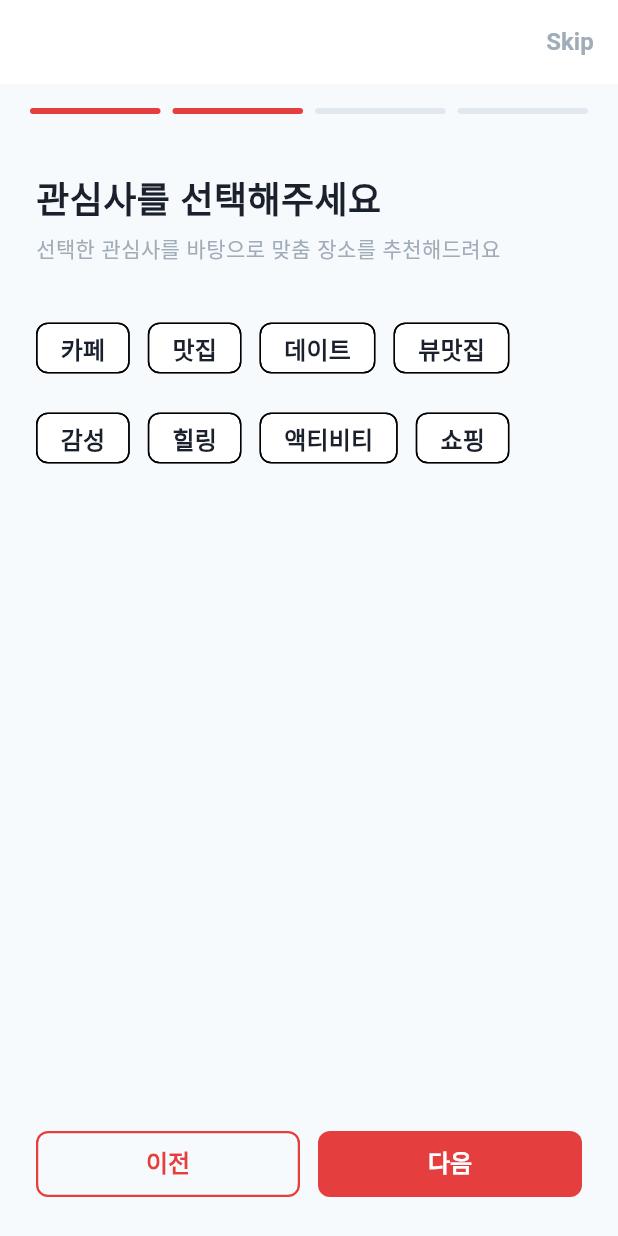
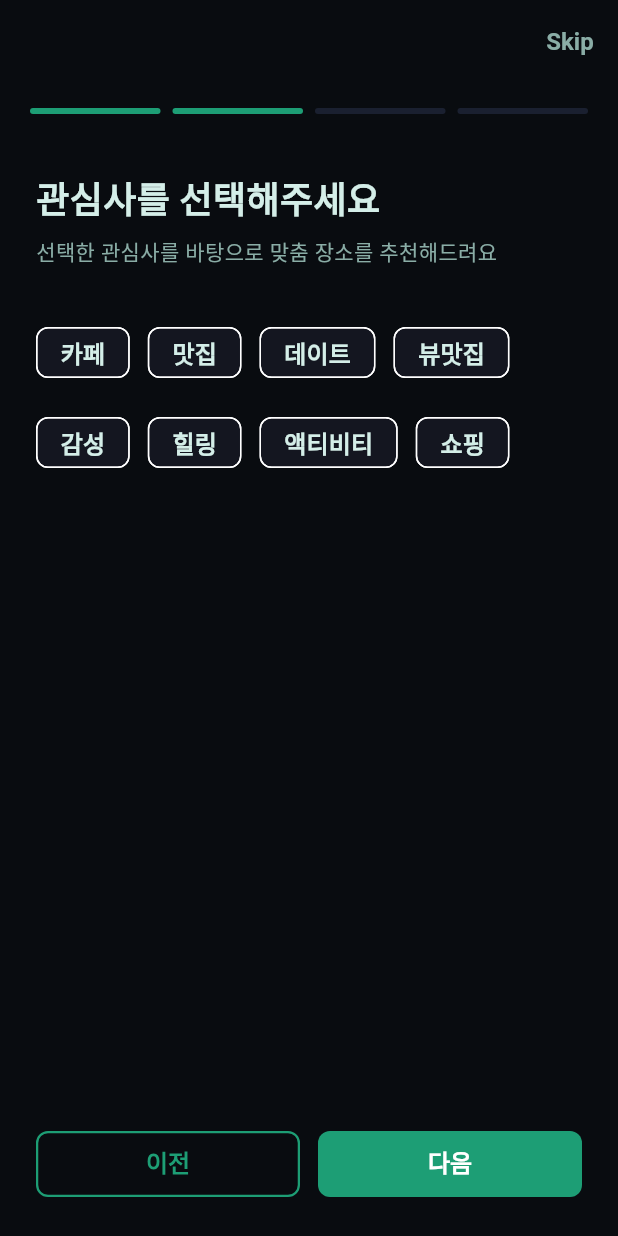
Before and after one commit to frontdoorrr/hotly-app, a Flutter app: the screen it shows after launch, swiped to page 2, on a phone screen of 412 x 824 dp. Run offline on Flutter 3.47's test engine with Material 3 defaults, Android fonts, the phone set to English and light mode, and no system bars; our stand-ins replace cached_network_image, dartz, dio, firebase_auth, firebase_core, firebase_crashlytics and 20 more; missing offline and left inert: kakao_flutter_sdk_user, kakao_map_sdk, receive_sharing_intent; accounts and stored records are empty; Roboto replaces fonts that are missing (Google Sans); statements that could not run were skipped.

Commit message:
design: Apply ArchyAI dark theme to design system
Update color palette, text styles, and theme configuration to match
ArchyAI dark theme tokens. Sync ui-design-system.md with changes.

Co-Authored-By: Claude Sonnet 4.6 <noreply@anthropic.com>

```diff
--- a/frontend/lib/core/theme/app_colors.dart
+++ b/frontend/lib/core/theme/app_colors.dart
@@ -1,62 +1,82 @@
 import 'package:flutter/material.dart';
 
-/// App Color Palette
-/// Based on design system color tokens
+/// App Color Palette — ArchyAI Dark Theme
 class AppColors {
   AppColors._();
 
-  // Primary Colors
-  static const Color primary50 = Color(0xFFFFF5F5);
-  static const Color primary100 = Color(0xFFFED7D7);
-  static const Color primary500 = Color(0xFFE53E3E); // Main brand color
-  static const Color primary600 = Color(0xFFC53030);
-  static const Color primary900 = Color(0xFF742A2A);
+  // ──────────────────────────────────────────
+  // Brand — Teal
+  // ──────────────────────────────────────────
+  static const Color teal400 = Color(0xFF1D9E75); // 브랜드 메인
+  static const Color teal600 = Color(0xFF0D7A57); // 버튼 hover / secondary
+  static const Color brandSubtle = Color(0xFF0A2318); // 연한 브랜드 배경
 
-  // Primary alias
-  static const Color primary = primary500;
-  static const Color primaryLight = primary50;
+  // Primary aliases
+  static const Color primary = teal400;
+  static const Color primaryLight = brandSubtle;
+  static const Color primary50 = brandSubtle;
+  static const Color primary100 = brandSubtle;
+  static const Color primary500 = teal400;
+  static const Color primary600 = teal600;
+  static const Color primary900 = Color(0xFF07150F);
 
-  // Semantic Colors
+  // ──────────────────────────────────────────
+  // Semantic
+  // ──────────────────────────────────────────
   static const Color success = Color(0xFF38A169);
   static const Color warning = Color(0xFFD69E2E);
   static const Color error = Color(0xFFE53E3E);
   static const Color info = Color(0xFF3182CE);
 
-  // Neutral Colors
-  static const Color gray50 = Color(0xFFF7FAFC);
-  static const Color gray100 = Color(0xFFEDF2F7);
-  static const Color gray200 = Color(0xFFE2E8F0);
-  static const Color gray500 = Color(0xFFA0ADB8);
-  static const Color gray700 = Color(0xFF2D3748);
-  static const Color gray900 = Color(0xFF1A202C);
+  // ──────────────────────────────────────────
+  // Dark Background Scale
+  // ──────────────────────────────────────────
+  static const Color bgBase = Color(0xFF090C10);       // 최하층 배경
+  static const Color bgElevated = Color(0xFF0D1118);   // 살짝 올라온 배경
+  static const Color surfaceDefault = Color(0xFF141620); // 카드 / 시트 배경
+  static const Color borderSubtle = Color(0xFF1A2030);  // 구분선 / 보더
 
-  // Common Colors
+  // Gray scale aliases (backward compat)
+  static const Color gray50 = bgElevated;
+  static const Color gray100 = Color(0xFF111620);
+  static const Color gray200 = borderSubtle;
+  static const Color gray500 = Color(0xFF5A7A72);
+  static const Color gray700 = surfaceDefault;
+  static const Color gray900 = bgBase;
+
+  // ──────────────────────────────────────────
+  // Common
+  // ──────────────────────────────────────────
   static const Color white = Color(0xFFFFFFFF);
   static const Color black = Color(0xFF000000);
 
-  // Background Colors
-  static const Color backgroundLight = gray50;
-  static const Color backgroundDark = gray900;
-  static const Color cardLight = white;
-  static const Color cardDark = gray700;
+  // ──────────────────────────────────────────
+  // Text (dark-theme optimized)
+  // ──────────────────────────────────────────
+  static const Color textPrimary = Color(0xFFD4EEE8);
+  static const Color textSecondary = Color(0xFF8AADA6);
+  static const Color textTertiary = Color(0xFF5A7A72);
 
-  // Text Colors
-  static const Color textPrimaryLight = gray900;
-  static const Color textSecondaryLight = gray500;
-  static const Color textPrimaryDark = white;
-  static const Color textSecondaryDark = gray200;
+  // Legacy aliases
+  static const Color textPrimaryLight = textPrimary;
+  static const Color textSecondaryLight = textSecondary;
+  static const Color textPrimaryDark = textPrimary;
+  static const Color textSecondaryDark = textSecondary;
 
-  // Aliases for convenience (defaults to light theme)
-  static const Color textPrimary = textPrimaryLight;
-  static const Color textSecondary = textSecondaryLight;
-  static const Color textTertiary = gray500; // Tertiary text color
-  static const Color background = backgroundLight;
-  static const Color surface = cardLight;
+  // ──────────────────────────────────────────
+  // Background / Surface aliases
+  // ──────────────────────────────────────────
+  static const Color background = bgBase;
+  static const Color surface = surfaceDefault;
+  static const Color backgroundLight = bgElevated;
+  static const Color backgroundDark = bgBase;
+  static const Color cardLight = surfaceDefault;
+  static const Color cardDark = surfaceDefault;
 
-  // Border Colors
-  static const Color borderLight = gray200;
-  static const Color borderDark = gray700;
-
-  // Alias for convenience (defaults to light theme)
-  static const Color border = borderLight;
+  // ──────────────────────────────────────────
+  // Border aliases
+  // ──────────────────────────────────────────
+  static const Color border = borderSubtle;
+  static const Color borderLight = borderSubtle;
+  static const Color borderDark = borderSubtle;
 }
--- a/frontend/lib/core/theme/app_text_styles.dart
+++ b/frontend/lib/core/theme/app_text_styles.dart
@@ -1,12 +1,15 @@
 import 'package:flutter/material.dart';
 
-/// App Typography System
-/// Based on design system typography tokens
+/// App Typography System — ArchyAI
+///
+/// Font stack: 'Google Sans' (primary) → 'Noto Sans KR' (fallback)
+/// fontFamily is applied globally in app_theme.dart via ThemeData.fontFamily.
 class AppTextStyles {
   AppTextStyles._();
 
-  // Font Family (now using Google Fonts - Noto Sans KR)
-  // No need to specify fontFamily as it's set in app_theme.dart
+  // Font family stack
+  static const String fontFamily = 'Google Sans';
+  static const List<String> fontFamilyFallback = ['Noto Sans KR', 'sans-serif'];
 
   // Font Sizes
   static const double fontSizeXs = 12.0;
@@ -18,12 +21,17 @@ class AppTextStyles {
   static const double fontSize3xl = 30.0;
 
   // Font Weights
-  static const FontWeight fontWeightNormal = FontWeight.w500; // Changed from w400 to w500 (Medium)
-  static const FontWeight fontWeightMedium = FontWeight.w600; // Changed from w500 to w600 (SemiBold)
-  static const FontWeight fontWeightSemibold = FontWeight.w700; // Changed from w600 to w700 (Bold)
-  static const FontWeight fontWeightBold = FontWeight.w800; // Changed from w700 to w800 (ExtraBold)
+  static const FontWeight fontWeightNormal = FontWeight.w500;
+  static const FontWeight fontWeightMedium = FontWeight.w600;
+  static const FontWeight fontWeightSemibold = FontWeight.w700;
+  static const FontWeight fontWeightBold = FontWeight.w800;
 
+  // ──────────────────────────────────────────
   // Text Styles
+  // fontFamily / fontFamilyFallback is set at theme level,
+  // so individual styles don't need to repeat it.
+  // ──────────────────────────────────────────
+
   static const TextStyle h1 = TextStyle(
     fontSize: fontSize3xl,
     fontWeight: fontWeightBold,
--- a/frontend/lib/core/theme/app_theme.dart
+++ b/frontend/lib/core/theme/app_theme.dart
@@ -4,7 +4,10 @@ import 'package:google_fonts/google_fonts.dart';
 import 'app_colors.dart';
 import 'app_text_styles.dart';
 
-/// App Theme Configuration
+/// App Theme Configuration — ArchyAI Dark Theme
+///
+/// 앱은 다크 테마 단일 기준으로 운영됩니다.
+/// lightTheme / darkTheme 모두 동일한 dark 팔레트를 사용합니다.
 class AppTheme {
   AppTheme._();
 
@@ -31,30 +34,14 @@ class AppTheme {
   static const double radius2xl = 16.0;
   static const double radiusFull = 9999.0;
 
-  // Light Theme
-  static ThemeData get lightTheme {
-    return ThemeData(
-      useMaterial3: true,
-      brightness: Brightness.light,
-      primaryColor: AppColors.primary500,
-      scaffoldBackgroundColor: AppColors.backgroundLight,
-      colorScheme: const ColorScheme.light(
-        primary: AppColors.primary500,
-        onPrimary: AppColors.white,
-        secondary: AppColors.primary600,
-        onSecondary: AppColors.white,
-        error: AppColors.error,
-        onError: AppColors.white,
-        surface: AppColors.cardLight,
-        onSurface: AppColors.textPrimaryLight,
-      ),
-      textTheme: GoogleFonts.notoSansKrTextTheme(
+  static ThemeData get _base {
+    final textTheme = GoogleFonts.notoSansKrTextTheme(
       TextTheme(
         displayLarge: AppTextStyles.h1,
         displayMedium: AppTextStyles.h2,
         displaySmall: AppTextStyles.h3,
         headlineMedium: AppTextStyles.h4,
-          titleLarge: AppTextStyles.h3, // 섹션 제목용 (오늘의 추천, 인기 장소 등)
+        titleLarge: AppTextStyles.h3,
         bodyLarge: AppTextStyles.bodyLarge,
         bodyMedium: AppTextStyles.bodyMedium,
         bodySmall: AppTextStyles.bodySmall,
@@ -62,27 +49,62 @@ class AppTheme {
         labelMedium: AppTextStyles.labelMedium,
         labelSmall: AppTextStyles.labelSmall,
       ),
+    ).apply(
+      // Google Sans 우선, Noto Sans KR 폴백
+      fontFamily: AppTextStyles.fontFamily,
+      bodyColor: AppColors.textPrimary,
+      displayColor: AppColors.textPrimary,
+    );
+
+    return ThemeData(
+      useMaterial3: true,
+      brightness: Brightness.dark,
+      fontFamily: AppTextStyles.fontFamily,
+      primaryColor: AppColors.teal400,
+      scaffoldBackgroundColor: AppColors.bgBase,
+
+      colorScheme: const ColorScheme.dark(
+        primary: AppColors.teal400,
+        onPrimary: AppColors.white,
+        secondary: AppColors.teal600,
+        onSecondary: AppColors.white,
+        error: AppColors.error,
+        onError: AppColors.white,
+        surface: AppColors.surfaceDefault,
+        onSurface: AppColors.textPrimary,
+        outline: AppColors.borderSubtle,
       ),
+
+      textTheme: textTheme,
+
       appBarTheme: AppBarTheme(
         elevation: 0,
-        backgroundColor: AppColors.white,
-        foregroundColor: AppColors.textPrimaryLight,
-        systemOverlayStyle: SystemUiOverlayStyle.dark,
+        backgroundColor: AppColors.bgBase,
+        foregroundColor: AppColors.textPrimary,
+        systemOverlayStyle: SystemUiOverlayStyle.light,
         titleTextStyle: GoogleFonts.notoSansKr(
+          fontFamily: AppTextStyles.fontFamily,
           fontSize: 18,
           fontWeight: FontWeight.w600,
+          color: AppColors.textPrimary,
         ),
       ),
+
       cardTheme: CardThemeData(
-        color: AppColors.cardLight,
-        elevation: 2,
+        color: AppColors.surfaceDefault,
+        elevation: 0,
         shape: RoundedRectangleBorder(
           borderRadius: BorderRadius.circular(radiusLg),
+          side: const BorderSide(
+            color: AppColors.borderSubtle,
+            width: 0.5,
           ),
         ),
+      ),
+
       elevatedButtonTheme: ElevatedButtonThemeData(
         style: ElevatedButton.styleFrom(
-          backgroundColor: AppColors.primary500,
+          backgroundColor: AppColors.teal400,
           foregroundColor: AppColors.white,
           textStyle: AppTextStyles.button,
           padding: const EdgeInsets.symmetric(
@@ -95,9 +117,10 @@ class AppTheme {
           elevation: 0,
         ),
       ),
+
       outlinedButtonTheme: OutlinedButtonThemeData(
         style: OutlinedButton.styleFrom(
-          foregroundColor: AppColors.primary500,
+          foregroundColor: AppColors.teal400,
           textStyle: AppTextStyles.button,
           padding: const EdgeInsets.symmetric(
             horizontal: space6,
@@ -107,14 +130,15 @@ class AppTheme {
             borderRadius: BorderRadius.circular(radiusLg),
           ),
           side: const BorderSide(
-            color: AppColors.primary500,
+            color: AppColors.teal400,
             width: 1.5,
           ),
         ),
       ),
+
       textButtonTheme: TextButtonThemeData(
         style: TextButton.styleFrom(
-          foregroundColor: AppColors.primary500,
+          foregroundColor: AppColors.teal400,
           textStyle: AppTextStyles.button,
           padding: const EdgeInsets.symmetric(
             horizontal: space4,
@@ -122,21 +146,22 @@ class AppTheme {
           ),
         ),
       ),
+
       inputDecorationTheme: InputDecorationTheme(
         filled: true,
-        fillColor: AppColors.gray50,
+        fillColor: AppColors.bgElevated,
         border: OutlineInputBorder(
           borderRadius: BorderRadius.circular(radiusLg),
-          borderSide: const BorderSide(color: AppColors.borderLight),
+          borderSide: const BorderSide(color: AppColors.borderSubtle),
         ),
         enabledBorder: OutlineInputBorder(
           borderRadius: BorderRadius.circular(radiusLg),
-          borderSide: const BorderSide(color: AppColors.borderLight),
+          borderSide: const BorderSide(color: AppColors.borderSubtle),
         ),
         focusedBorder: OutlineInputBorder(
           borderRadius: BorderRadius.circular(radiusLg),
           borderSide: const BorderSide(
-            color: AppColors.primary500,
+            color: AppColors.teal400,
             width: 2,
           ),
         ),
@@ -144,77 +169,29 @@ class AppTheme {
           borderRadius: BorderRadius.circular(radiusLg),
           borderSide: const BorderSide(color: AppColors.error),
         ),
+        hintStyle: const TextStyle(color: AppColors.textTertiary),
         contentPadding: const EdgeInsets.symmetric(
           horizontal: space4,
           vertical: space3,
         ),
       ),
+
       bottomNavigationBarTheme: const BottomNavigationBarThemeData(
-        backgroundColor: AppColors.white,
-        selectedItemColor: AppColors.primary500,
-        unselectedItemColor: AppColors.gray500,
+        backgroundColor: AppColors.surfaceDefault,
+        selectedItemColor: AppColors.teal400,
+        unselectedItemColor: AppColors.textTertiary,
         type: BottomNavigationBarType.fixed,
-        elevation: 8,
+        elevation: 0,
+      ),
+
+      dividerTheme: const DividerThemeData(
+        color: AppColors.borderSubtle,
+        thickness: 0.5,
       ),
     );
   }
 
-  // Dark Theme
-  static ThemeData get darkTheme {
-    return ThemeData(
-      useMaterial3: true,
-      brightness: Brightness.dark,
-      primaryColor: AppColors.primary500,
-      scaffoldBackgroundColor: AppColors.backgroundDark,
-      colorScheme: const ColorScheme.dark(
-        primary: AppColors.primary500,
-        onPrimary: AppColors.white,
-        secondary: AppColors.primary600,
-        onSecondary: AppColors.white,
-        error: AppColors.error,
-        onError: AppColors.white,
-        surface: AppColors.cardDark,
-        onSurface: AppColors.textPrimaryDark,
-      ),
-      textTheme: GoogleFonts.notoSansKrTextTheme(
-        TextTheme(
-          displayLarge: AppTextStyles.h1,
-          displayMedium: AppTextStyles.h2,
-          displaySmall: AppTextStyles.h3,
-          headlineMedium: AppTextStyles.h4,
-          titleLarge: AppTextStyles.h3, // 섹션 제목용 (오늘의 추천, 인기 장소 등)
-          bodyLarge: AppTextStyles.bodyLarge,
-          bodyMedium: AppTextStyles.bodyMedium,
-          bodySmall: AppTextStyles.bodySmall,
-          labelLarge: AppTextStyles.labelLarge,
-          labelMedium: AppTextStyles.labelMedium,
-          labelSmall: AppTextStyles.labelSmall,
-        ),
-      ),
-      appBarTheme: AppBarTheme(
-        elevation: 0,
-        backgroundColor: AppColors.cardDark,
-        foregroundColor: AppColors.textPrimaryDark,
-        systemOverlayStyle: SystemUiOverlayStyle.light,
-        titleTextStyle: GoogleFonts.notoSansKr(
-          fontSize: 18,
-          fontWeight: FontWeight.w600,
-        ),
-      ),
-      cardTheme: CardThemeData(
-        color: AppColors.cardDark,
-        elevation: 2,
-        shape: RoundedRectangleBorder(
-          borderRadius: BorderRadius.circular(radiusLg),
-        ),
-      ),
-      bottomNavigationBarTheme: const BottomNavigationBarThemeData(
-        backgroundColor: AppColors.cardDark,
-        selectedItemColor: AppColors.primary500,
-        unselectedItemColor: AppColors.gray500,
-        type: BottomNavigationBarType.fixed,
-        elevation: 8,
-      ),
-    );
+  /// 다크 테마 단일 운영 — lightTheme / darkTheme 동일
+  static ThemeData get lightTheme => _base;
+  static ThemeData get darkTheme => _base;
 }
-}
```
Also changed, not shown: 1 other file. Lines whose indentation alone changed are shown as unchanged.
